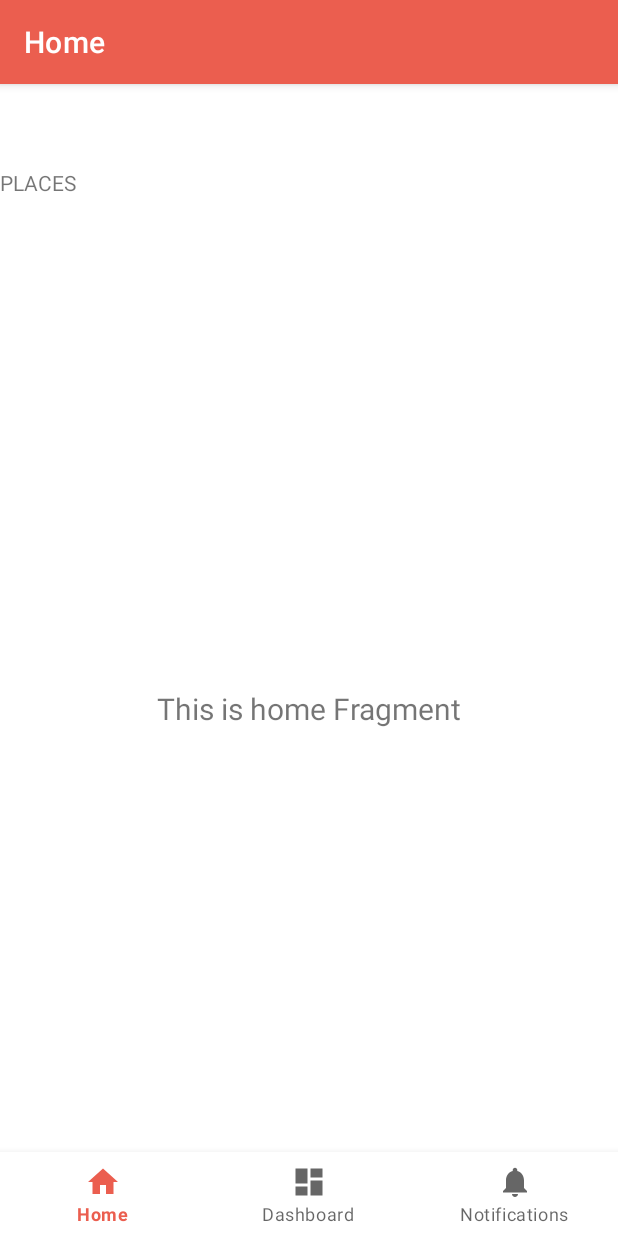
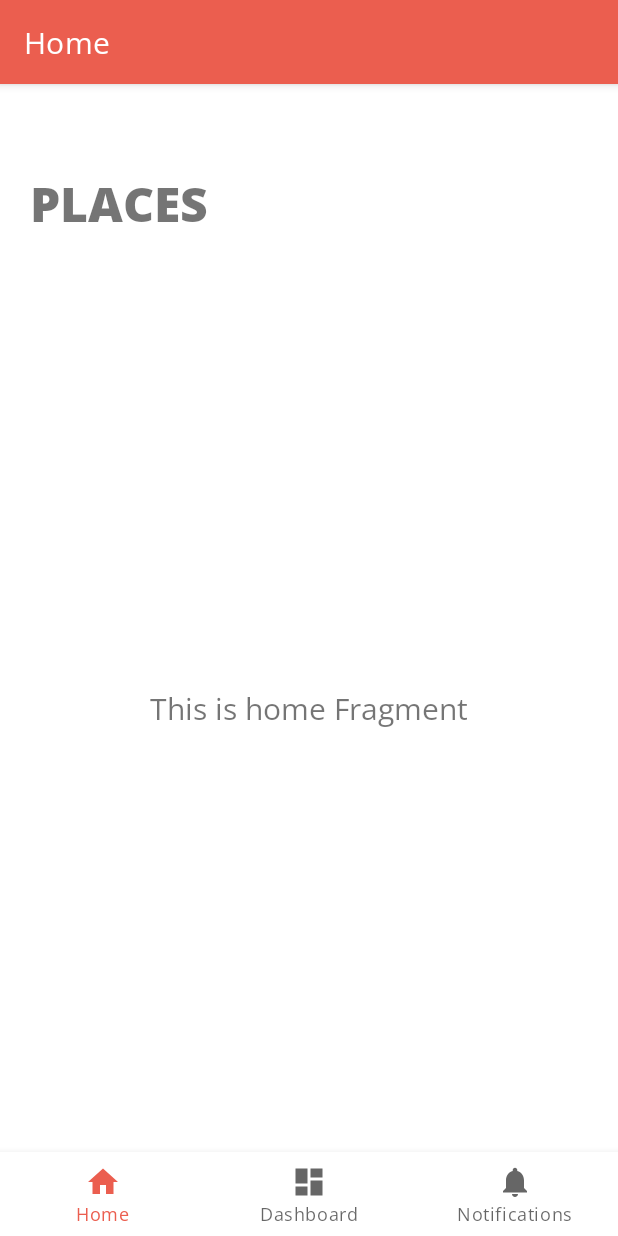
Before and after one commit to dotoleeoak/yummy-yuljeon, an Android app: the screen it shows after launch (MainActivity), on a phone screen of 412 x 824 dp. Run offline under Robolectric (Android 15) with nearby library versions, the phone set to English and light mode, and no system bars; our stand-ins replace navigation-ui.

Commit message:
feat: add font

```diff
--- /dev/null
+++ b/app/src/main/res/font/opensans.xml
@@ -0,0 +1,27 @@
+<?xml version="1.0" encoding="utf-8"?>
+<font-family xmlns:android="http://schemas.android.com/apk/res/android">
+    <font
+        android:font="@font/opensans_light"
+        android:fontStyle="normal"
+        android:fontWeight="200" />
+    <font
+        android:font="@font/opensans_regular"
+        android:fontStyle="normal"
+        android:fontWeight="400" />
+    <font
+        android:font="@font/opensans_medium"
+        android:fontStyle="normal"
+        android:fontWeight="500" />
+    <font
+        android:font="@font/opensans_semibold"
+        android:fontStyle="normal"
+        android:fontWeight="600" />
+    <font
+        android:font="@font/opensans_bold"
+        android:fontStyle="normal"
+        android:fontWeight="700" />
+    <font
+        android:font="@font/opensans_extrabold"
+        android:fontStyle="normal"
+        android:fontWeight="800" />
+</font-family>
--- a/app/src/main/res/layout/activity_main.xml
+++ b/app/src/main/res/layout/activity_main.xml
@@ -23,10 +23,13 @@
         android:layout_height="wrap_content"
         android:text="PLACES"
         android:textAlignment="textStart"
-        app:layout_constraintStart_toStartOf="parent"
+        android:textSize="32sp"
+        android:textAllCaps="true"
+        android:textFontWeight="800"
+        app:layout_constraintStart_toStartOf="@id/guideline_left"
+        app:layout_constraintEnd_toEndOf="@id/guideline_right"
         app:layout_constraintTop_toTopOf="parent"
     />
-
 
     <fragment
         android:id="@+id/nav_host_fragment_activity_main"
@@ -40,4 +43,18 @@
         app:layout_constraintTop_toTopOf="parent"
         app:navGraph="@navigation/mobile_navigation" />
 
+    <androidx.constraintlayout.widget.Guideline
+        android:id="@+id/guideline_left"
+        android:layout_width="wrap_content"
+        android:layout_height="wrap_content"
+        android:orientation="vertical"
+        app:layout_constraintGuide_begin="20dp" />
+
+    <androidx.constraintlayout.widget.Guideline
+        android:id="@+id/guideline_right"
+        android:layout_width="wrap_content"
+        android:layout_height="wrap_content"
+        android:orientation="vertical"
+        app:layout_constraintGuide_end="20dp" />
+
 </androidx.constraintlayout.widget.ConstraintLayout>
--- /dev/null
+++ b/app/src/main/res/values/font.xml
@@ -0,0 +1,11 @@
+<?xml version="1.0" encoding="utf-8"?>
+<resources>
+
+    <style name="textViewFont" parent="@android:style/Widget.DeviceDefault.TextView">
+        <item name="android:fontFamily">@font/opensans</item>
+    </style>
+
+    <style name="buttonFont" parent="@android:style/Widget.DeviceDefault.Button.Borderless">
+        <item name="android:fontFamily">@font/opensans</item>
+    </style>
+</resources>
--- a/app/src/main/res/values/themes.xml
+++ b/app/src/main/res/values/themes.xml
@@ -12,5 +12,9 @@
         <!-- Status bar color. -->
         <item name="android:statusBarColor">?attr/colorPrimaryVariant</item>
         <!-- Customize your theme here. -->
+
+        <!-- font-family -->
+        <item name="android:textViewStyle">@style/textViewFont</item>
+        <item name="android:buttonStyle">@style/buttonFont</item>
     </style>
 </resources>
```
Also changed, not shown: app/src/main/res/font/opensans_bold.ttf (added), app/src/main/res/font/opensans_extrabold.ttf (added), app/src/main/res/font/opensans_light.ttf (added), app/src/main/res/font/opensans_medium.ttf (added), app/src/main/res/font/opensans_regular.ttf (added), app/src/main/res/font/opensans_semibold.ttf (added).
